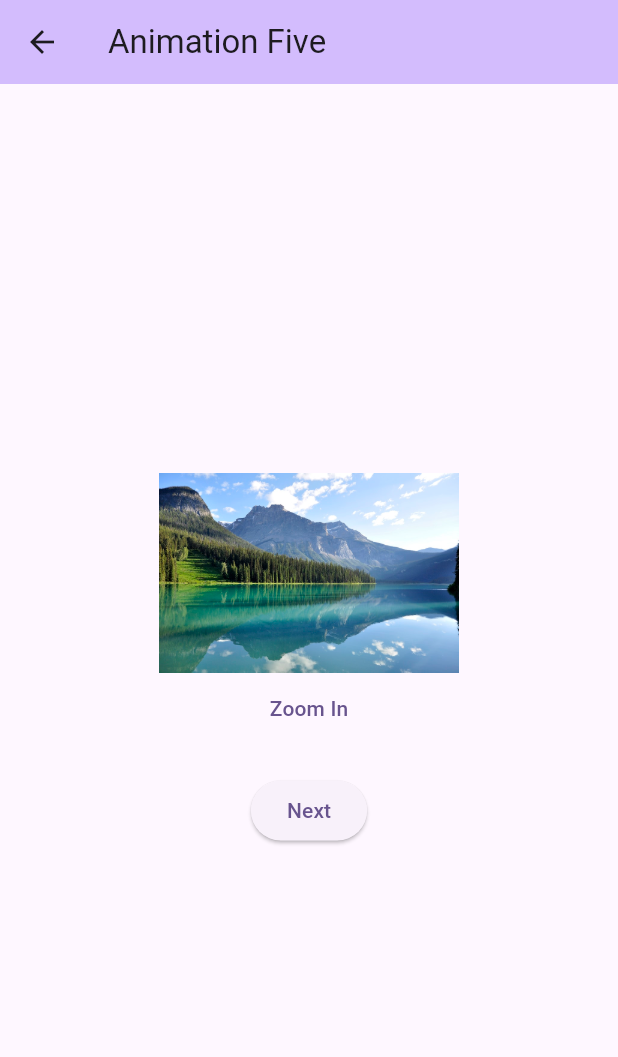
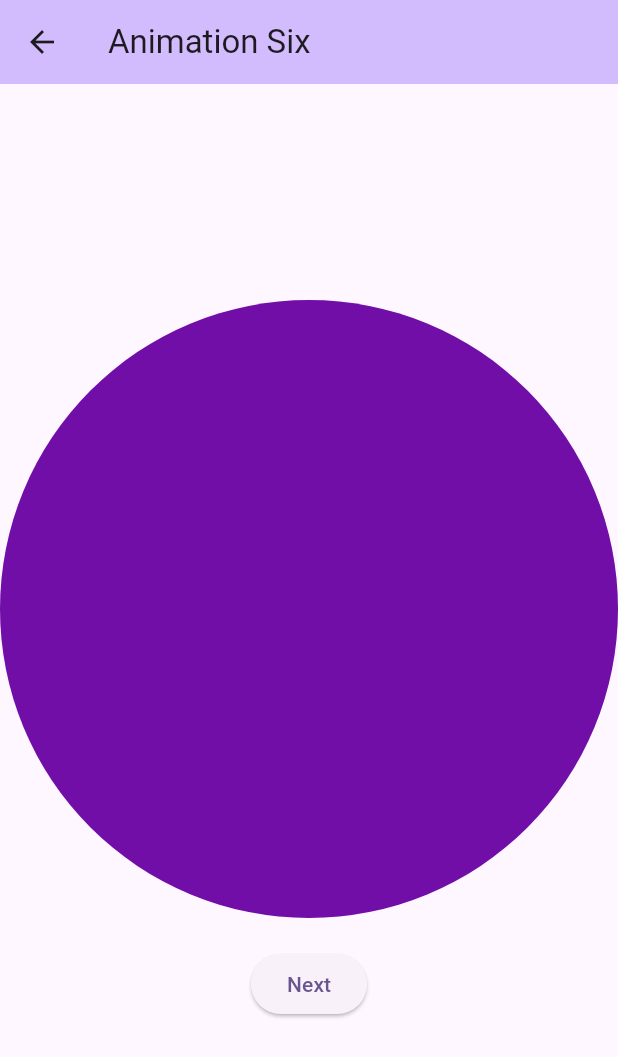
Before and after one commit to EasinHosen/animation_practice_flutter, a Flutter app: the ExampleFivePage screen opened by its route, after a tap on "Next", on a phone screen of 412 x 824 dp. Shown: the top 1057 px of the screen. Run offline on Flutter 3.47's test engine with Material 2 defaults, Android fonts, the phone set to English and light mode, and no system bars.

Commit message:
feat: example six

```diff
--- a/lib/pages/example_five_page.dart
+++ b/lib/pages/example_five_page.dart
@@ -1,3 +1,4 @@
+import 'package:animation_practice/pages/example_six_page.dart';
 import 'package:flutter/material.dart';
 
 class ExampleFivePage extends StatefulWidget {
@@ -45,7 +46,7 @@ class _ExampleFivePageState extends State<ExampleFivePage> {
             ),
             ElevatedButton(
                 onPressed: () {
-                  // Navigator.pushNamed(context, ExampleTwoPage.routeName);
+                  Navigator.pushNamed(context, ExampleSixPage.routeName);
                 },
                 child: const Text('Next'))
           ],
--- /dev/null
+++ b/lib/pages/example_six_page.dart
@@ -0,0 +1,83 @@
+import 'dart:math';
+
+import 'package:flutter/material.dart';
+
+class ExampleSixPage extends StatefulWidget {
+  const ExampleSixPage({super.key});
+  static const String routeName = '/example_six_page';
+
+  @override
+  State<ExampleSixPage> createState() => _ExampleSixPageState();
+}
+
+class _ExampleSixPageState extends State<ExampleSixPage> {
+  Color _color = getRandColor();
+
+  @override
+  Widget build(BuildContext context) {
+    return Scaffold(
+      appBar: AppBar(
+        title: const Text('Animation Six'),
+        backgroundColor: Theme.of(context).colorScheme.inversePrimary,
+      ),
+      body: Center(
+        child: Column(
+          mainAxisAlignment: MainAxisAlignment.center,
+          children: [
+            ClipPath(
+              clipper: const CircleClipper(),
+              child: TweenAnimationBuilder(
+                tween: ColorTween(
+                  begin: getRandColor(),
+                  end: _color,
+                ),
+                onEnd: () => setState(() {
+                  _color = getRandColor();
+                }),
+                duration: const Duration(seconds: 1),
+                builder: (context, Color? color, child) => ColorFiltered(
+                  colorFilter: ColorFilter.mode(color!, BlendMode.srcATop),
+                  child: child!,
+                ),
+                child: Container(
+                  width: MediaQuery.of(context).size.width,
+                  height: MediaQuery.of(context).size.width,
+                  color: Colors.red,
+                ),
+              ),
+            ),
+            const SizedBox(
+              height: 20,
+            ),
+            ElevatedButton(
+                onPressed: () {
+                  // Navigator.pushNamed(context, ExampleTwoPage.routeName);
+                },
+                child: const Text('Next'))
+          ],
+        ),
+      ),
+    );
+  }
+}
+
+class CircleClipper extends CustomClipper<Path> {
+  const CircleClipper();
+  @override
+  Path getClip(Size size) {
+    var path = Path();
+    final rect = Rect.fromCircle(
+        center: Offset(size.width / 2, size.height / 2),
+        radius: size.width / 2);
+
+    path.addOval(rect);
+    return path;
+  }
+
+  @override
+  bool shouldReclip(covariant CustomClipper oldClipper) => false;
+}
+
+Color getRandColor() {
+  return Color(0xff000000 + Random().nextInt(0x00ffffff));
+}
--- a/lib/pages/home_page.dart
+++ b/lib/pages/home_page.dart
@@ -1,5 +1,6 @@
 import 'package:animation_practice/pages/example_five_page.dart';
 import 'package:animation_practice/pages/example_four_page.dart';
+import 'package:animation_practice/pages/example_six_page.dart';
 import 'package:flutter/material.dart';
 
 import 'example_one_page.dart';
@@ -86,7 +87,9 @@ class HomePage extends StatelessWidget {
                   child: CustomTitledButton(
                     title: 'Explicit Animation',
                     buttonText: 'Example 6',
-                    onPressed: () {},
+                    onPressed: () {
+                      Navigator.pushNamed(context, ExampleSixPage.routeName);
+                    },
                   ),
                 ),
               ],
--- a/lib/utils/app_routes.dart
+++ b/lib/utils/app_routes.dart
@@ -1,5 +1,6 @@
 import 'package:animation_practice/pages/example_five_page.dart';
 import 'package:animation_practice/pages/example_four_page2.dart';
+import 'package:animation_practice/pages/example_six_page.dart';
 import 'package:animation_practice/pages/home_page.dart';
 import 'package:flutter/material.dart';
 
@@ -17,5 +18,6 @@ class AppRoute {
     ExampleFourPage.routeName: (context) => const ExampleFourPage(),
     ExampleFourPage2.routeName: (context) => const ExampleFourPage2(),
     ExampleFivePage.routeName: (context) => const ExampleFivePage(),
+    ExampleSixPage.routeName: (context) => const ExampleSixPage(),
   };
 }
```
